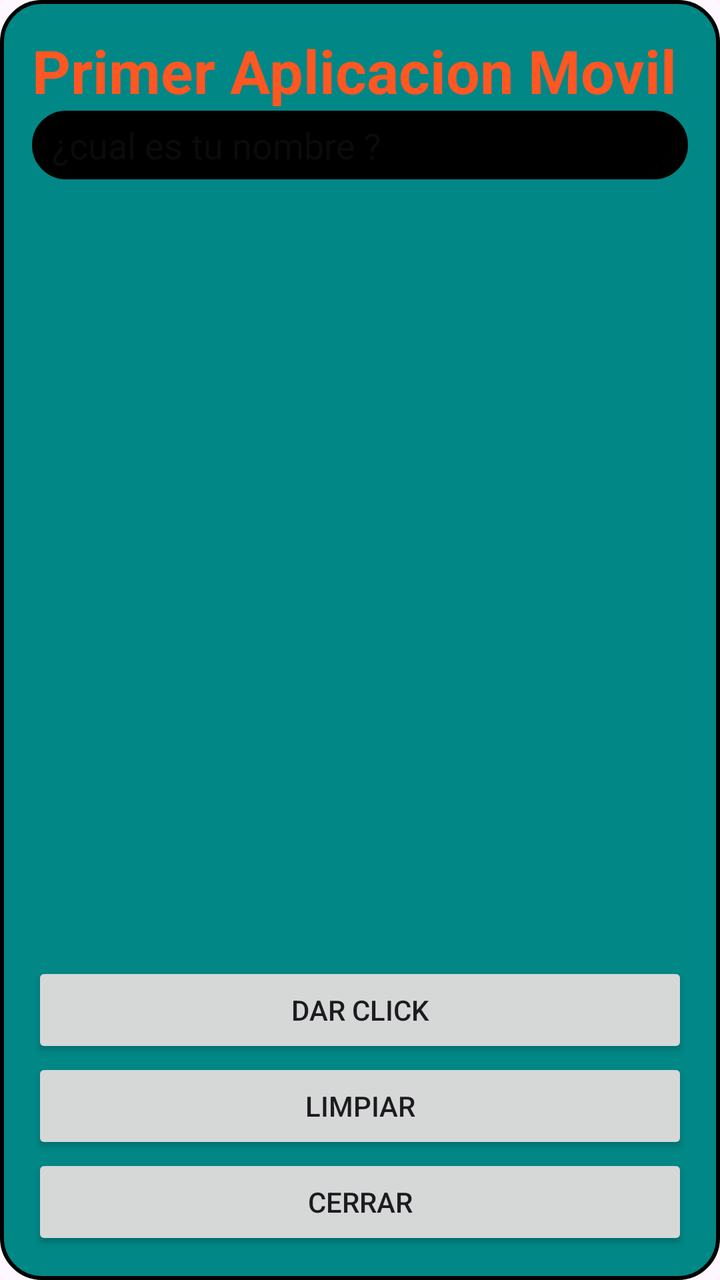
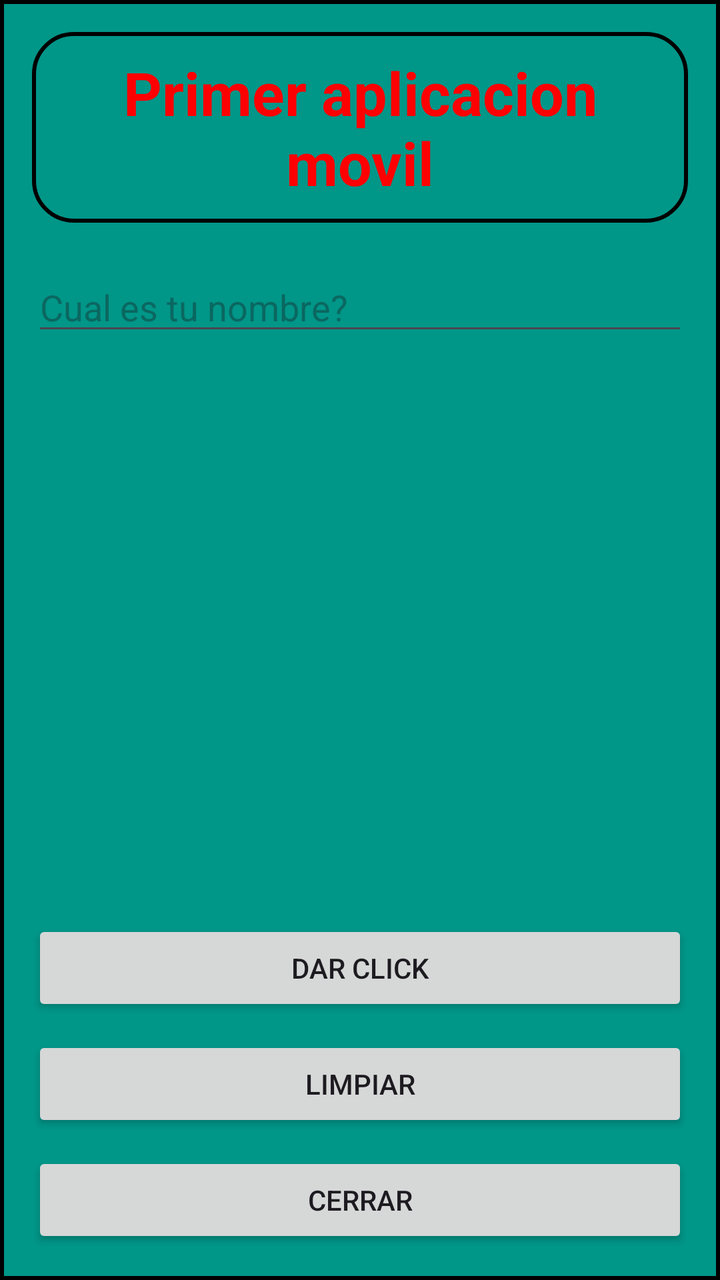

Screens rendered from an Android XML layout before and after an edit, with the pre-edit source and the edit as a unified diff.
<!-- AndroidManifest.xml: application theme Theme.Appunidad01 -->
<!-- res/layout/activity_main.xml -->
<?xml version="1.0" encoding="utf-8"?>
<androidx.constraintlayout.widget.ConstraintLayout xmlns:android="http://schemas.android.com/apk/res/android"
    xmlns:app="http://schemas.android.com/apk/res-auto"
    xmlns:tools="http://schemas.android.com/tools"
    android:id="@+id/main"
    android:layout_width="match_parent"
    android:layout_height="match_parent"
    tools:context=".MainActivity">

    <LinearLayout
        android:layout_width="match_parent"
        android:layout_height="match_parent"
        android:orientation="vertical"
        android:background="@drawable/fondo_layout"
        android:paddingLeft="16sp"
        android:paddingRight="16sp"
        android:paddingBottom="16sp"
        android:paddingVertical="15sp">

        <TextView
            android:layout_width="wrap_content"
            android:layout_height="wrap_content"
            android:text="@string/strtitulo"
            android:textColor="@color/red"
            android:textSize="30sp"
            android:gravity="center"
            android:textStyle="bold">
        </TextView>

        <EditText
            android:layout_width="match_parent"
            android:layout_height="wrap_content"
            android:hint="@string/strtunombre"
            android:background="@drawable/fondo_titulo"
            android:inputType="text"
            android:id="@+id/txtNombr">
        </EditText>
        <Space
            android:layout_width="match_parent"
            android:layout_height="wrap_content"
            android:layout_weight="1"></Space>
        <Button
            android:layout_width="match_parent"
            android:layout_height="wrap_content"
            android:text="@string/strpulsar"
            android:id="@+id/btnPulsar">
        </Button>

        <Button
            android:layout_width="match_parent"
            android:layout_height="wrap_content"
            android:text="@string/strlimpiar"
            android:id="@+id/btnLimpiar">
        </Button>

        <Button
            android:layout_width="match_parent"
            android:layout_height="wrap_content"
            android:text="@string/strcerrar"
            android:id="@+id/btnCerrar">
        </Button>
    </LinearLayout>

</androidx.constraintlayout.widget.ConstraintLayout>
<!-- resources referenced by this layout -->
<resources>
  <color name="red">#FF5722</color>
  <!-- drawable fondo_layout (drawable) -->
  <?xml version="1.0" encoding="utf-8"?>
  <shape xmlns:android="http://schemas.android.com/apk/res/android">
      
      <solid android:color="@color/design_default_color_secondary_variant" />
      
      <corners android:radius="20dp" />
  
      <stroke  android:width="2dp" android:color="@color/black">
      </stroke>
      <padding
          android:left="10dp"
          android:right="10dp"
          android:top="5dp"
          android:bottom="5dp" /></shape>
  <!-- drawable fondo_titulo (drawable) -->
  <?xml version="1.0" encoding="utf-8"?>
  <shape xmlns:android="http://schemas.android.com/apk/res/android">
      
      <solid android:color="@color/black"></solid>
      
      <corners android:radius="20dp"></corners>
  
      <stroke android:width="2dp" android:color="@color/black">
  
      </stroke>
      <padding android:left="10dp" android:right="10dp" android:top="5dp" android:bottom="5dp"></padding>
  </shape>
  <string name="strcerrar">Cerrar</string>
  <string name="strlimpiar">Limpiar</string>
  <string name="strpulsar"> Dar Click </string>
  <string name="strtitulo">Primer Aplicacion Movil</string>
  <string name="strtunombre"> ¿cual es tu nombre ?</string>
  <style name="Theme.Appunidad01" parent="Base.Theme.Appunidad01" />
  <color name="black">#FF000000</color>
  <style name="Base.Theme.Appunidad01" parent="Theme.Material3.DayNight.NoActionBar">
          
          
      </style>
</resources>

<!-- the commit's change to res/layout/activity_main.xml (unified diff, before → after) -->
@@ -1,6 +1,6 @@
 <?xml version="1.0" encoding="utf-8"?>
-<androidx.constraintlayout.widget.ConstraintLayout xmlns:android="http://schemas.android.com/apk/res/android"
-    xmlns:app="http://schemas.android.com/apk/res-auto"
+<androidx.constraintlayout.widget.ConstraintLayout
+    xmlns:android="http://schemas.android.com/apk/res/android"
     xmlns:tools="http://schemas.android.com/tools"
     android:id="@+id/main"
     android:layout_width="match_parent"
@@ -12,53 +12,53 @@
         android:layout_height="match_parent"
         android:orientation="vertical"
         android:background="@drawable/fondo_layout"
-        android:paddingLeft="16sp"
-        android:paddingRight="16sp"
-        android:paddingBottom="16sp"
-        android:paddingVertical="15sp">
+        android:padding="16dp">
 
         <TextView
-            android:layout_width="wrap_content"
+            android:id="@+id/txtTitulo"
+            android:layout_width="match_parent"
             android:layout_height="wrap_content"
+            android:background="@drawable/fondo_titulo"
+            android:gravity="center"
+            android:padding="10dp"
             android:text="@string/strtitulo"
             android:textColor="@color/red"
             android:textSize="30sp"
-            android:gravity="center"
-            android:textStyle="bold">
-        </TextView>
+            android:textStyle="bold" />
 
         <EditText
+            android:id="@+id/txtNombre"
             android:layout_width="match_parent"
             android:layout_height="wrap_content"
+            android:layout_marginTop="20dp"
             android:hint="@string/strtunombre"
-            android:background="@drawable/fondo_titulo"
-            android:inputType="text"
-            android:id="@+id/txtNombr">
-        </EditText>
+            android:inputType="textPersonName" />
+
         <Space
             android:layout_width="match_parent"
-            android:layout_height="wrap_content"
-            android:layout_weight="1"></Space>
+            android:layout_height="0dp"
+            android:layout_weight="1" />
+
         <Button
+            android:id="@+id/btnPulsar"
             android:layout_width="match_parent"
             android:layout_height="wrap_content"
-            android:text="@string/strpulsar"
-            android:id="@+id/btnPulsar">
-        </Button>
+            android:text="@string/strpulsar" />
 
         <Button
+            android:id="@+id/btnLimpiar"
             android:layout_width="match_parent"
             android:layout_height="wrap_content"
-            android:text="@string/strlimpiar"
-            android:id="@+id/btnLimpiar">
-        </Button>
+            android:layout_marginTop="10dp"
+            android:text="@string/strlimpiar" />
 
         <Button
+            android:id="@+id/btnCerrar"
             android:layout_width="match_parent"
             android:layout_height="wrap_content"
-            android:text="@string/strcerrar"
-            android:id="@+id/btnCerrar">
-        </Button>
+            android:layout_marginTop="10dp"
+            android:text="@string/strcerrar" />
+
     </LinearLayout>
 
 </androidx.constraintlayout.widget.ConstraintLayout>
<!-- resource entries referenced after the edit -->
@@ -1,40 +1,46 @@
 <!-- resources referenced by this layout -->
 <resources>
-  <color name="red">#FF5722</color>
+  <color name="red">#FF0000</color>
   <!-- drawable fondo_layout (drawable) -->
   <?xml version="1.0" encoding="utf-8"?>
   <shape xmlns:android="http://schemas.android.com/apk/res/android">
       
-      <solid android:color="@color/design_default_color_secondary_variant" />
+      <solid android:color="@color/blue"></solid>
+  
+      <stroke android:width="2dp" android:color="@color/black"></stroke>
+  
+      <padding android:left="5dp" android:right="5dp" android:top="5dp" android:bottom="2dp"></padding>
+  </shape>
+  <!-- drawable fondo_titulo (drawable) -->
+  <?xml version="1.0" encoding="utf-8"?>
+  <shape xmlns:android="http://schemas.android.com/apk/res/android">
+  
       
-      <corners android:radius="20dp" />
+      <solid android:color="@color/blue"/>
   
-      <stroke  android:width="2dp" android:color="@color/black">
-      </stroke>
+      
+      <corners android:radius="20dp"/>
+  
+      
+      <stroke
+          android:width="2dp"
+          android:color="@color/black"/>
+  
+      
       <padding
           android:left="10dp"
           android:right="10dp"
           android:top="5dp"
-          android:bottom="5dp" /></shape>
-  <!-- drawable fondo_titulo (drawable) -->
-  <?xml version="1.0" encoding="utf-8"?>
-  <shape xmlns:android="http://schemas.android.com/apk/res/android">
-      
-      <solid android:color="@color/black"></solid>
-      
-      <corners android:radius="20dp"></corners>
+          android:bottom="5dp"/>
   
-      <stroke android:width="2dp" android:color="@color/black">
-  
-      </stroke>
-      <padding android:left="10dp" android:right="10dp" android:top="5dp" android:bottom="5dp"></padding>
   </shape>
   <string name="strcerrar">Cerrar</string>
   <string name="strlimpiar">Limpiar</string>
-  <string name="strpulsar"> Dar Click </string>
-  <string name="strtitulo">Primer Aplicacion Movil</string>
-  <string name="strtunombre"> ¿cual es tu nombre ?</string>
+  <string name="strpulsar">Dar click</string>
+  <string name="strtitulo">Primer aplicacion movil</string>
+  <string name="strtunombre">Cual es tu nombre?</string>
   <style name="Theme.Appunidad01" parent="Base.Theme.Appunidad01" />
+  <color name="blue">#009688</color>
   <color name="black">#FF000000</color>
   <style name="Base.Theme.Appunidad01" parent="Theme.Material3.DayNight.NoActionBar">
           
